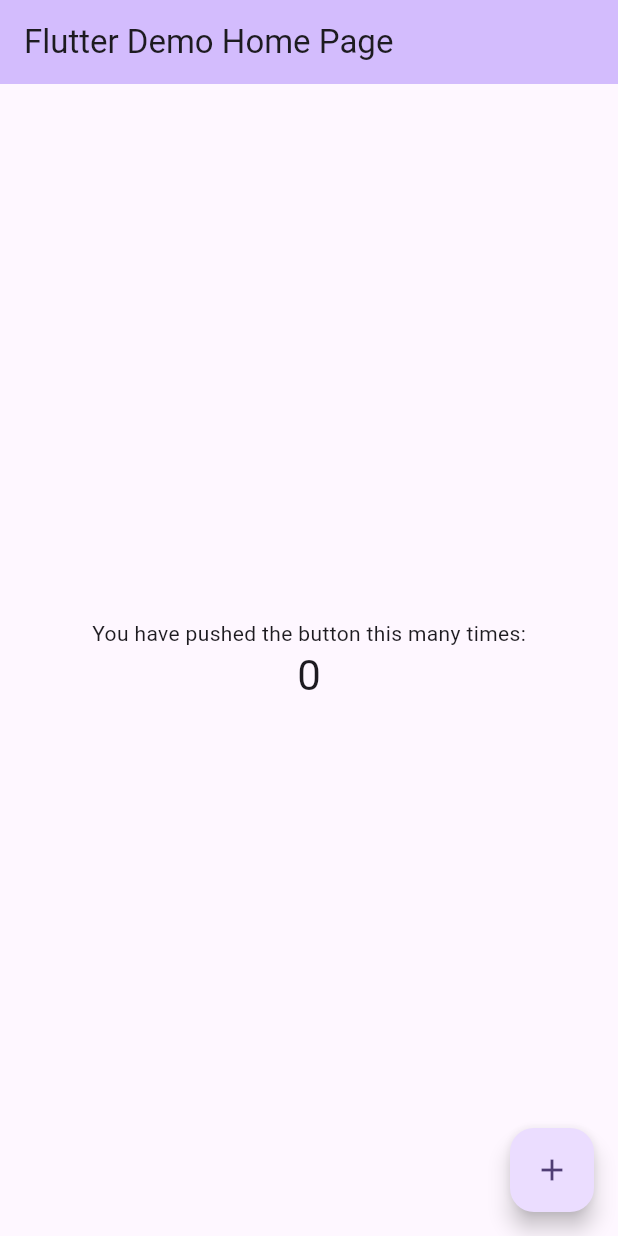
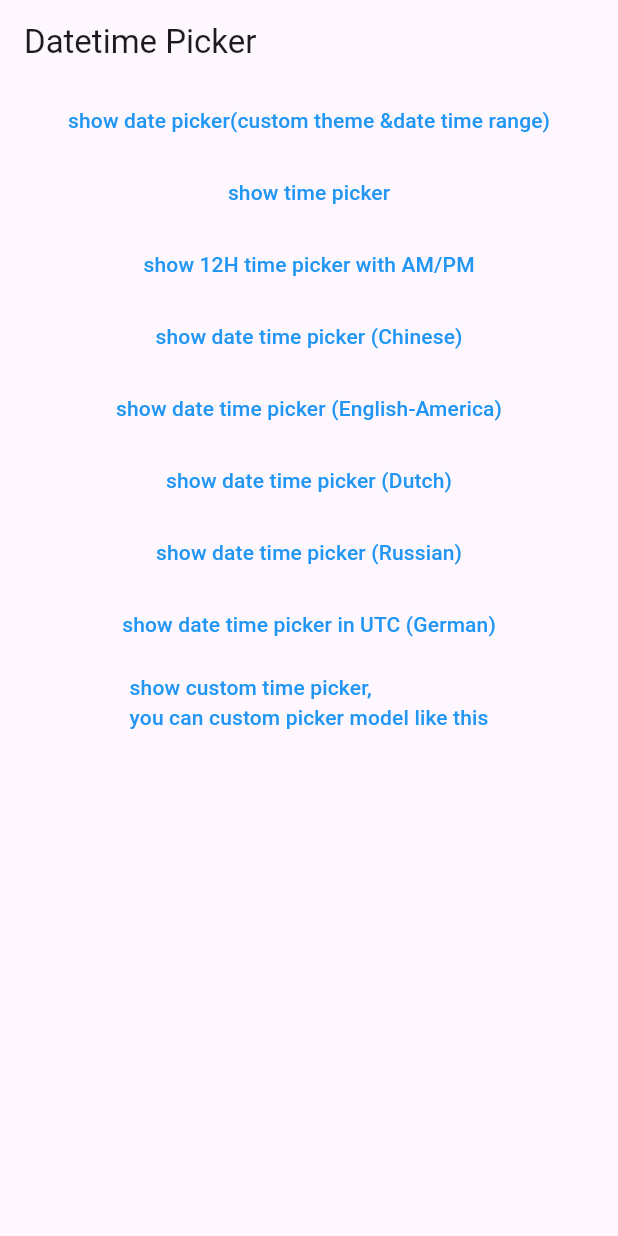
Before and after one commit to AdamYoneda/flutter_datetime_picker, a Flutter app: the screen it shows after launch, on a phone screen of 412 x 824 dp. Run offline on Flutter 3.47's test engine with Material 3 defaults, Android fonts, the phone set to English and light mode, and no system bars; our stand-ins replace flutter_datetime_picker_plus.

Commit message:
add: flutter_datetime_picker_plus

```diff
--- a/lib/main.dart
+++ b/lib/main.dart
@@ -1,7 +1,71 @@
 import 'package:flutter/material.dart';
+import 'package:flutter_datetime_picker_plus/flutter_datetime_picker_plus.dart'
+    as picker;
 
-void main() {
-  runApp(const MyApp());
+void main() => runApp(const MyApp());
+
+class CustomPicker extends picker.CommonPickerModel {
+  String digits(int value, int length) {
+    return '$value'.padLeft(length, "0");
+  }
+
+  CustomPicker({DateTime? currentTime, super.locale}) {
+    this.currentTime = currentTime ?? DateTime.now();
+    setLeftIndex(this.currentTime.hour);
+    setMiddleIndex(this.currentTime.minute);
+    setRightIndex(this.currentTime.second);
+  }
+
+  @override
+  String? leftStringAtIndex(int index) {
+    if (index >= 0 && index < 24) {
+      return digits(index, 2);
+    } else {
+      return null;
+    }
+  }
+
+  @override
+  String? middleStringAtIndex(int index) {
+    if (index >= 0 && index < 60) {
+      return digits(index, 2);
+    } else {
+      return null;
+    }
+  }
+
+  @override
+  String? rightStringAtIndex(int index) {
+    if (index >= 0 && index < 60) {
+      return digits(index, 2);
+    } else {
+      return null;
+    }
+  }
+
+  @override
+  String leftDivider() {
+    return "|";
+  }
+
+  @override
+  String rightDivider() {
+    return "|";
+  }
+
+  @override
+  List<int> layoutProportions() {
+    return [1, 2, 1];
+  }
+
+  @override
+  DateTime finalTime() {
+    return currentTime.isUtc
+        ? DateTime.utc(currentTime.year, currentTime.month, currentTime.day,
+            currentLeftIndex(), currentMiddleIndex(), currentRightIndex())
+        : DateTime(currentTime.year, currentTime.month, currentTime.day,
+            currentLeftIndex(), currentMiddleIndex(), currentRightIndex());
+  }
 }
 
 class MyApp extends StatelessWidget {
@@ -13,113 +77,176 @@ class MyApp extends StatelessWidget {
     return MaterialApp(
       title: 'Flutter Demo',
       theme: ThemeData(
-        // This is the theme of your application.
-        //
-        // TRY THIS: Try running your application with "flutter run". You'll see
-        // the application has a purple toolbar. Then, without quitting the app,
-        // try changing the seedColor in the colorScheme below to Colors.green
-        // and then invoke "hot reload" (save your changes or press the "hot
-        // reload" button in a Flutter-supported IDE, or press "r" if you used
-        // the command line to start the app).
-        //
-        // Notice that the counter didn't reset back to zero; the application
-        // state is not lost during the reload. To reset the state, use hot
-        // restart instead.
-        //
-        // This works for code too, not just values: Most code changes can be
-        // tested with just a hot reload.
-        colorScheme: ColorScheme.fromSeed(seedColor: Colors.deepPurple),
-        useMaterial3: true,
+        primarySwatch: Colors.blue,
       ),
-      home: const MyHomePage(title: 'Flutter Demo Home Page'),
+      home: const HomePage(),
     );
   }
 }
 
-class MyHomePage extends StatefulWidget {
-  const MyHomePage({super.key, required this.title});
-
-  // This widget is the home page of your application. It is stateful, meaning
-  // that it has a State object (defined below) that contains fields that affect
-  // how it looks.
-
-  // This class is the configuration for the state. It holds the values (in this
-  // case the title) provided by the parent (in this case the App widget) and
-  // used by the build method of the State. Fields in a Widget subclass are
-  // always marked "final".
-
-  final String title;
-
-  @override
-  State<MyHomePage> createState() => _MyHomePageState();
-}
-
-class _MyHomePageState extends State<MyHomePage> {
-  int _counter = 0;
-
-  void _incrementCounter() {
-    setState(() {
-      // This call to setState tells the Flutter framework that something has
-      // changed in this State, which causes it to rerun the build method below
-      // so that the display can reflect the updated values. If we changed
-      // _counter without calling setState(), then the build method would not be
-      // called again, and so nothing would appear to happen.
-      _counter++;
-    });
-  }
+class HomePage extends StatelessWidget {
+  const HomePage({super.key});
 
   @override
   Widget build(BuildContext context) {
-    // This method is rerun every time setState is called, for instance as done
-    // by the _incrementCounter method above.
-    //
-    // The Flutter framework has been optimized to make rerunning build methods
-    // fast, so that you can just rebuild anything that needs updating rather
-    // than having to individually change instances of widgets.
     return Scaffold(
       appBar: AppBar(
-        // TRY THIS: Try changing the color here to a specific color (to
-        // Colors.amber, perhaps?) and trigger a hot reload to see the AppBar
-        // change color while the other colors stay the same.
-        backgroundColor: Theme.of(context).colorScheme.inversePrimary,
-        // Here we take the value from the MyHomePage object that was created by
-        // the App.build method, and use it to set our appbar title.
-        title: Text(widget.title),
+        title: const Text('Datetime Picker'),
       ),
       body: Center(
-        // Center is a layout widget. It takes a single child and positions it
-        // in the middle of the parent.
         child: Column(
-          // Column is also a layout widget. It takes a list of children and
-          // arranges them vertically. By default, it sizes itself to fit its
-          // children horizontally, and tries to be as tall as its parent.
-          //
-          // Column has various properties to control how it sizes itself and
-          // how it positions its children. Here we use mainAxisAlignment to
-          // center the children vertically; the main axis here is the vertical
-          // axis because Columns are vertical (the cross axis would be
-          // horizontal).
-          //
-          // TRY THIS: Invoke "debug painting" (choose the "Toggle Debug Paint"
-          // action in the IDE, or press "p" in the console), to see the
-          // wireframe for each widget.
-          mainAxisAlignment: MainAxisAlignment.center,
           children: <Widget>[
-            const Text(
-              'You have pushed the button this many times:',
-            ),
-            Text(
-              '$_counter',
-              style: Theme.of(context).textTheme.headlineMedium,
-            ),
+            TextButton(
+                onPressed: () {
+                  picker.DatePicker.showDatePicker(context,
+                      showTitleActions: true,
+                      minTime: DateTime(2018, 3, 5),
+                      maxTime: DateTime(2019, 6, 7),
+                      theme: const picker.DatePickerTheme(
+                          headerColor: Colors.orange,
+                          backgroundColor: Colors.blue,
+                          itemStyle: TextStyle(
+                              color: Colors.white,
+                              fontWeight: FontWeight.bold,
+                              fontSize: 18),
+                          doneStyle:
+                              TextStyle(color: Colors.white, fontSize: 16)),
+                      onChanged: (date) {
+                    print(
+                        'change $date in time zone ${date.timeZoneOffset.inHours}');
+                  }, onConfirm: (date) {
+                    print('confirm $date');
+                  }, currentTime: DateTime.now(), locale: picker.LocaleType.en);
+                },
+                child: const Text(
+                  'show date picker(custom theme &date time range)',
+                  style: TextStyle(color: Colors.blue),
+                )),
+            TextButton(
+                onPressed: () {
+                  picker.DatePicker.showTimePicker(context,
+                      showTitleActions: true, onChanged: (date) {
+                    print(
+                        'change $date in time zone ${date.timeZoneOffset.inHours}');
+                  }, onConfirm: (date) {
+                    print('confirm $date');
+                  }, currentTime: DateTime.now());
+                },
+                child: const Text(
+                  'show time picker',
+                  style: TextStyle(color: Colors.blue),
+                )),
+            TextButton(
+                onPressed: () {
+                  picker.DatePicker.showTime12hPicker(context,
+                      showTitleActions: true, onChanged: (date) {
+                    print(
+                        'change $date in time zone ${date.timeZoneOffset.inHours}');
+                  }, onConfirm: (date) {
+                    print('confirm $date');
+                  }, currentTime: DateTime.now());
+                },
+                child: const Text(
+                  'show 12H time picker with AM/PM',
+                  style: TextStyle(color: Colors.blue),
+                )),
+            TextButton(
+                onPressed: () {
+                  picker.DatePicker.showDateTimePicker(context,
+                      showTitleActions: true,
+                      minTime: DateTime(2020, 5, 5, 20, 50),
+                      maxTime: DateTime(2020, 6, 7, 05, 09), onChanged: (date) {
+                    print(
+                        'change $date in time zone ${date.timeZoneOffset.inHours}');
+                  }, onConfirm: (date) {
+                    print('confirm $date');
+                  }, locale: picker.LocaleType.zh);
+                },
+                child: const Text(
+                  'show date time picker (Chinese)',
+                  style: TextStyle(color: Colors.blue),
+                )),
+            TextButton(
+                onPressed: () {
+                  picker.DatePicker.showDateTimePicker(context,
+                      showTitleActions: true, onChanged: (date) {
+                    print(
+                        'change $date in time zone ${date.timeZoneOffset.inHours}');
+                  }, onConfirm: (date) {
+                    print('confirm $date');
+                  }, currentTime: DateTime(2008, 12, 31, 23, 12, 34));
+                },
+                child: const Text(
+                  'show date time picker (English-America)',
+                  style: TextStyle(color: Colors.blue),
+                )),
+            TextButton(
+                onPressed: () {
+                  picker.DatePicker.showDateTimePicker(context,
+                      showTitleActions: true, onChanged: (date) {
+                    print(
+                        'change $date in time zone ${date.timeZoneOffset.inHours}');
+                  }, onConfirm: (date) {
+                    print('confirm $date');
+                  },
+                      currentTime: DateTime(2008, 12, 31, 23, 12, 34),
+                      locale: picker.LocaleType.nl);
+                },
+                child: const Text(
+                  'show date time picker (Dutch)',
+                  style: TextStyle(color: Colors.blue),
+                )),
+            TextButton(
+                onPressed: () {
+                  picker.DatePicker.showDateTimePicker(context,
+                      showTitleActions: true, onChanged: (date) {
+                    print(
+                        'change $date in time zone ${date.timeZoneOffset.inHours}');
+                  }, onConfirm: (date) {
+                    print('confirm $date');
+                  },
+                      currentTime: DateTime(2008, 12, 31, 23, 12, 34),
+                      locale: picker.LocaleType.ru);
+                },
+                child: const Text(
+                  'show date time picker (Russian)',
+                  style: TextStyle(color: Colors.blue),
+                )),
+            TextButton(
+                onPressed: () {
+                  picker.DatePicker.showDateTimePicker(context,
+                      showTitleActions: true, onChanged: (date) {
+                    print(
+                        'change $date in time zone ${date.timeZoneOffset.inHours}');
+                  }, onConfirm: (date) {
+                    print('confirm $date');
+                  },
+                      currentTime: DateTime.utc(2019, 12, 31, 23, 12, 34),
+                      locale: picker.LocaleType.de);
+                },
+                child: const Text(
+                  'show date time picker in UTC (German)',
+                  style: TextStyle(color: Colors.blue),
+                )),
+            TextButton(
+                onPressed: () {
+                  picker.DatePicker.showPicker(context, showTitleActions: true,
+                      onChanged: (date) {
+                    print(
+                        'change $date in time zone ${date.timeZoneOffset.inHours}');
+                  }, onConfirm: (date) {
+                    print('confirm $date');
+                  },
+                      pickerModel: CustomPicker(currentTime: DateTime.now()),
+                      locale: picker.LocaleType.en);
+                },
+                child: const Text(
+                  'show custom time picker,\nyou can custom picker model like this',
+                  style: TextStyle(color: Colors.blue),
+                )),
           ],
         ),
       ),
-      floatingActionButton: FloatingActionButton(
-        onPressed: _incrementCounter,
-        tooltip: 'Increment',
-        child: const Icon(Icons.add),
-      ), // This trailing comma makes auto-formatting nicer for build methods.
     );
   }
 }
```
Also changed, not shown: pubspec.yaml (+2 -71 lines), pubspec.lock.
